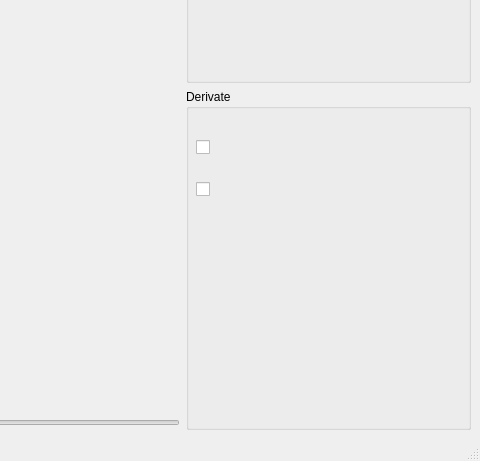
RemNX/Polynomial, file mainwindow.ui: the form before one commit; both pictures show x 740 to 1220 and y 268 to 729 of the 1220 by 729 pixel window.
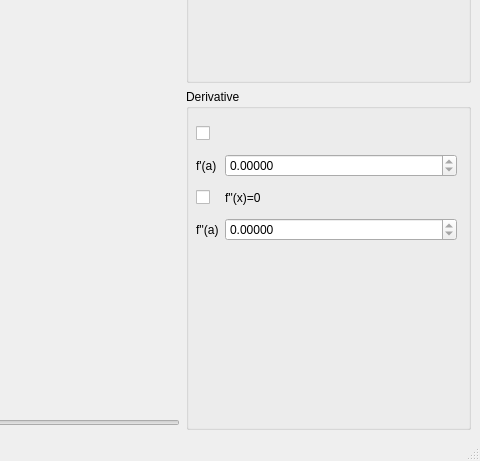
The form after the commit.

The edit to the form file:
```diff
--- a/mainwindow.ui
+++ b/mainwindow.ui
@@ -242,7 +242,7 @@
       <item>
        <widget class="QGroupBox" name="Derivate">
         <property name="title">
-         <string>Derivate</string>
+         <string>Derivative</string>
         </property>
         <widget class="QWidget" name="gridLayoutWidget_2">
          <property name="geometry">
@@ -250,7 +250,7 @@
            <x>10</x>
            <y>30</y>
            <width>261</width>
-           <height>101</height>
+           <height>131</height>
           </rect>
          </property>
          <layout class="QGridLayout" name="gridLayout_2" columnstretch="1,15">
@@ -261,27 +261,79 @@
             </property>
            </widget>
           </item>
-          <item row="2" column="1">
+          <item row="3" column="1">
            <widget class="QLabel" name="derivate_second_output">
             <property name="text">
-             <string/>
+             <string>f''(x)=0</string>
             </property>
            </widget>
           </item>
-          <item row="1" column="0">
-           <widget class="QCheckBox" name="box_derivate_first">
-            <property name="text">
-             <string/>
-            </property>
-           </widget>
-          </item>
-          <item row="2" column="0">
+          <item row="3" column="0">
            <widget class="QCheckBox" name="box_derivate_second">
             <property name="text">
              <string/>
             </property>
            </widget>
           </item>
+          <item row="2" column="1">
+           <widget class="QDoubleSpinBox" name="selected_der1">
+            <property name="enabled">
+             <bool>true</bool>
+            </property>
+            <property name="readOnly">
+             <bool>true</bool>
+            </property>
+            <property name="decimals">
+             <number>5</number>
+            </property>
+            <property name="minimum">
+             <double>-100000000.000000000000000</double>
+            </property>
+            <property name="maximum">
+             <double>100000000.000000000000000</double>
+            </property>
+           </widget>
+          </item>
+          <item row="1" column="0">
+           <widget class="QCheckBox" name="box_derivate_first">
+            <property name="text">
+             <string/>
+            </property>
+           </widget>
+          </item>
+          <item row="4" column="1">
+           <widget class="QDoubleSpinBox" name="selected_der2">
+            <property name="enabled">
+             <bool>true</bool>
+            </property>
+            <property name="readOnly">
+             <bool>true</bool>
+            </property>
+            <property name="decimals">
+             <number>5</number>
+            </property>
+            <property name="minimum">
+             <double>-100000000.000000000000000</double>
+            </property>
+            <property name="maximum">
+             <double>100000000.000000000000000</double>
+            </property>
+           </widget>
+          </item>
+          <item row="2" column="0">
+           <widget class="QLabel" name="label_7">
+            <property name="text">
+             <string>f'(a)</string>
+            </property>
+           </widget>
+          </item>
+          <item row="4" column="0">
+           <widget class="QLabel" name="label_8">
+            <property name="text">
+             <string>f''(a)</string>
+            </property>
+           </widget>
+          </item>
          </layout>
         </widget>
        </widget>
```
Left out of the diff: 2 changed lines with no effect on the pictures.
